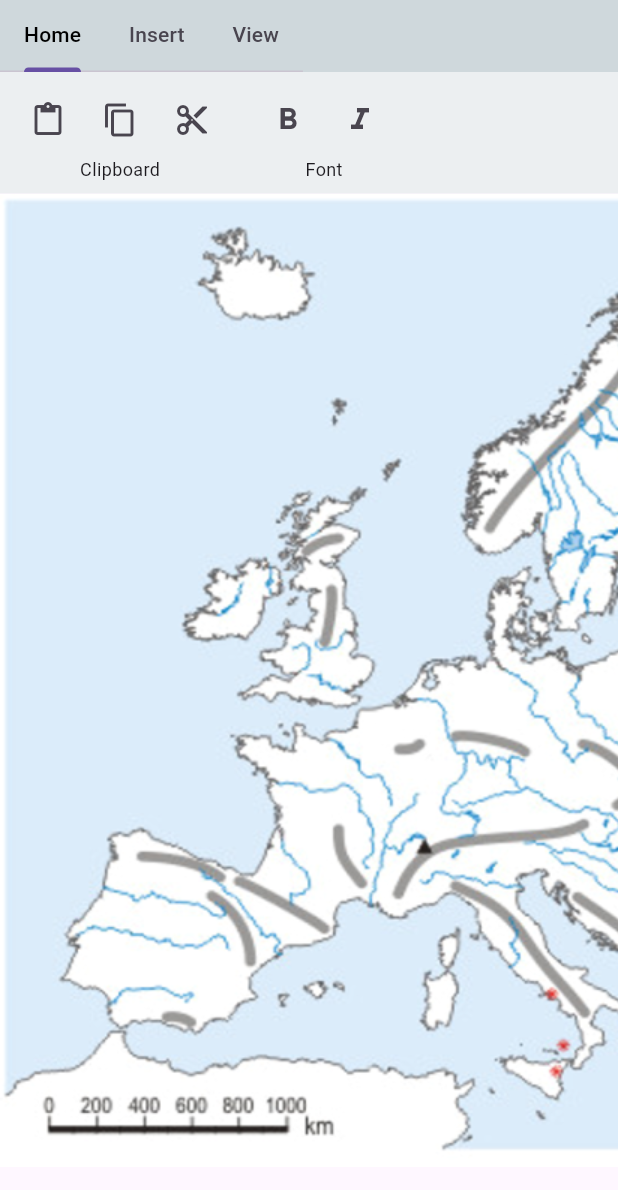
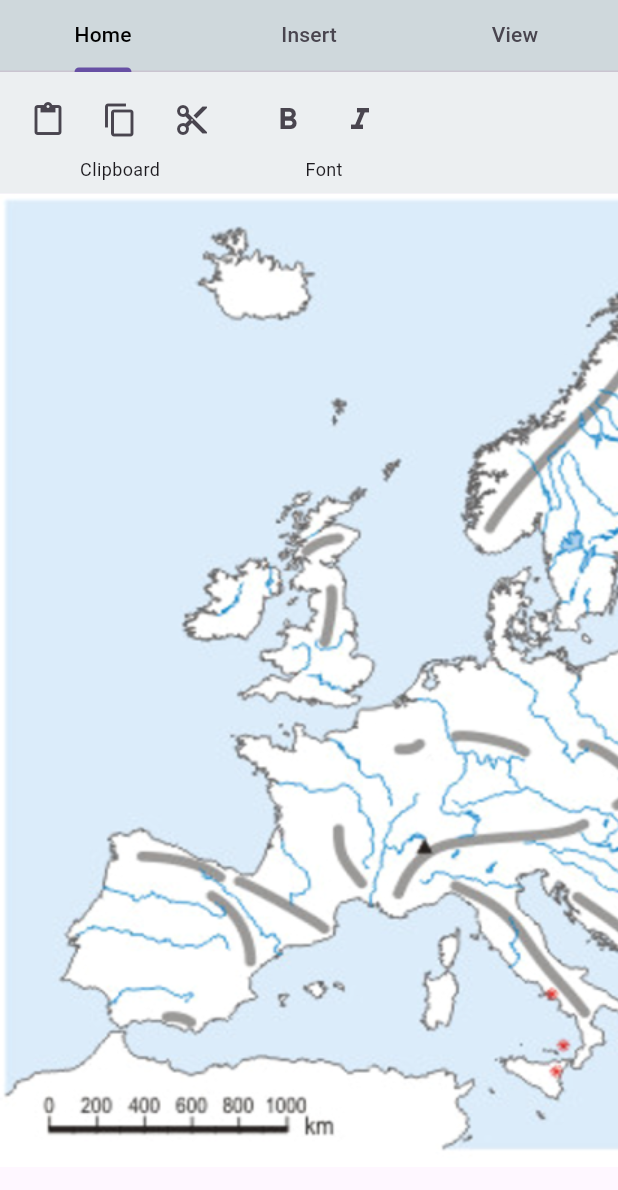
Before and after one commit to andras-bodi-mate/TopoPractice, a Flutter app: the screen it shows after launch, on a phone screen of 412 x 824 dp. Shown: the top 1190 px of the screen. Run offline on Flutter 3.47's test engine with Material 3 defaults, Android fonts, the light colour scheme and no system bars; missing offline and left inert: window_manager.

Commit message:
Reverted app ribbon change.

```diff
--- a/lib/main.dart
+++ b/lib/main.dart
@@ -64,19 +64,16 @@ class MainPageState extends State<MainPage>
 
   @override
   Widget build(BuildContext context) {
-    return Scaffold(
+    return Scaffold (
       body: Column(
         children: [
           Container(
             color: Colors.blueGrey.shade100,
-            child: Row(
-              children: [
-                TabBar(
-                controller: tabController,
-                tabs: tabs.map((tab) => Tab(text: tab)).toList(),
-                labelColor: Colors.black,
-                ),
-              ]
+            child:
+            TabBar(
+              controller: tabController,
+              tabs: tabs.map((tab) => Tab(text: tab)).toList(),
+              labelColor: Colors.black,
             )
           ),
           Container(
```
